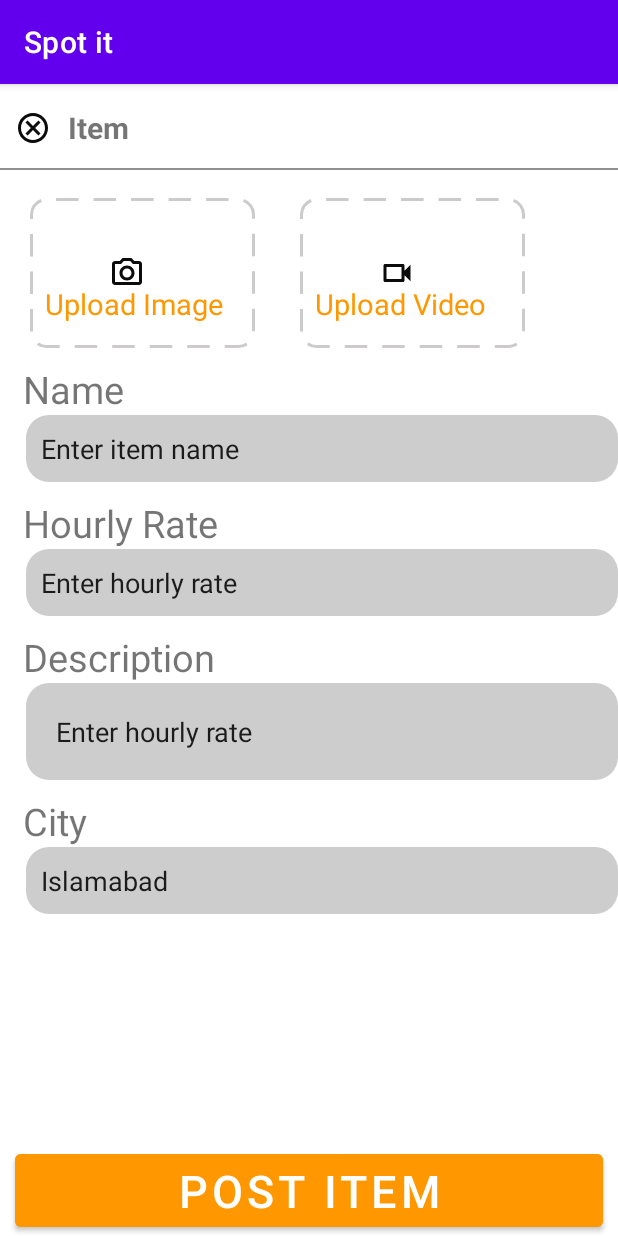
After one commit to AdilRazzaq1919/SMD-Assignment-1, an Android app: the TwelvethScreen screen opened directly, with no data from a screen before it, on a phone screen of 412 x 824 dp. The commit adds this screen. Run offline under Robolectric (Android 15) with nearby library versions, the phone set to English and light mode, and no system bars.

Commit message:
Layout of Twelveth Screen

```diff
--- a/app/src/main/java/com/AdilAli/i201868/FirstScreen.java
+++ b/app/src/main/java/com/AdilAli/i201868/FirstScreen.java
@@ -6,11 +6,13 @@ import android.annotation.SuppressLint;
 import android.content.Intent;
 import android.os.Bundle;
 import android.view.View;
+import android.widget.Button;
 import android.widget.TextView;
 
 public class FirstScreen extends AppCompatActivity {
     TextView signup;
     TextView forgetPassword;
+    Button login;
     @SuppressLint("MissingInflatedId")
     @Override
     protected void onCreate(Bundle savedInstanceState) {
@@ -18,6 +20,7 @@ public class FirstScreen extends AppCompatActivity {
         setContentView(R.layout.activity_first_screen);
         signup=findViewById(R.id.signup);
         forgetPassword=findViewById(R.id.forgotPassword);
+        login=findViewById(R.id.login);
 
         signup.setOnClickListener(new View.OnClickListener() {
             @Override
@@ -34,5 +37,13 @@ public class FirstScreen extends AppCompatActivity {
                 startActivity(intent);
             }
         });
+
+        login.setOnClickListener(new View.OnClickListener() {
+            @Override
+            public void onClick(View v) {
+                Intent intent=new Intent(FirstScreen.this, FifthScreen.class);
+                startActivity(intent);
+            }
+        });
     }
 }
--- a/app/src/main/java/com/AdilAli/i201868/SecondScreen.java
+++ b/app/src/main/java/com/AdilAli/i201868/SecondScreen.java
@@ -18,8 +18,8 @@ public class SecondScreen extends AppCompatActivity {
     protected void onCreate(Bundle savedInstanceState) {
         super.onCreate(savedInstanceState);
         setContentView(R.layout.activity_second_screen);
-        goBack.findViewById(R.id.goBackText);
-        resetPassword.findViewById(R.id.reset);
+        goBack=findViewById(R.id.goBackText);
+        resetPassword=findViewById(R.id.reset);
         goBack.setOnClickListener(new View.OnClickListener() {
             @Override
             public void onClick(View v) {
--- a/app/src/main/java/com/AdilAli/i201868/ThirdScreen.java
+++ b/app/src/main/java/com/AdilAli/i201868/ThirdScreen.java
@@ -17,8 +17,8 @@ public class ThirdScreen extends AppCompatActivity {
     protected void onCreate(Bundle savedInstanceState) {
         super.onCreate(savedInstanceState);
         setContentView(R.layout.activity_third_screen);
-        login.findViewById(R.id.LoginText);
-        signUp.findViewById(R.id.SignUp);
+        login=findViewById(R.id.LoginText);
+        signUp=findViewById(R.id.SignUp);
 
         login.setOnClickListener(new View.OnClickListener() {
             @Override
@@ -31,7 +31,7 @@ public class ThirdScreen extends AppCompatActivity {
         signUp.setOnClickListener(new View.OnClickListener() {
             @Override
             public void onClick(View v) {
-                Intent intent = new Intent(ThirdScreen.this, FirstScreen.class);
+                Intent intent = new Intent(ThirdScreen.this, FifthScreen.class);
                 startActivity(intent);
             }
         });
--- /dev/null
+++ b/app/src/main/java/com/AdilAli/i201868/TwelvethScreen.java
@@ -0,0 +1,14 @@
+package com.AdilAli.i201868;
+
+import androidx.appcompat.app.AppCompatActivity;
+
+import android.os.Bundle;
+
+public class TwelvethScreen extends AppCompatActivity {
+
+    @Override
+    protected void onCreate(Bundle savedInstanceState) {
+        super.onCreate(savedInstanceState);
+        setContentView(R.layout.activity_twelveth_screen);
+    }
+}
--- /dev/null
+++ b/app/src/main/res/drawable/camera1.xml
@@ -0,0 +1,5 @@
+<vector android:alpha="0.96" android:height="24dp"
+    android:tint="#000000" android:viewportHeight="24"
+    android:viewportWidth="24" android:width="24dp" xmlns:android="http://schemas.android.com/apk/res/android">
+    <path android:fillColor="@android:color/white" android:pathData="M20,4h-3.17L15,2L9,2L7.17,4L4,4c-1.1,0 -2,0.9 -2,2v12c0,1.1 0.9,2 2,2h16c1.1,0 2,-0.9 2,-2L22,6c0,-1.1 -0.9,-2 -2,-2zM20,18L4,18L4,6h4.05l1.83,-2h4.24l1.83,2L20,6v12zM12,7c-2.76,0 -5,2.24 -5,5s2.24,5 5,5 5,-2.24 5,-5 -2.24,-5 -5,-5zM12,15c-1.65,0 -3,-1.35 -3,-3s1.35,-3 3,-3 3,1.35 3,3 -1.35,3 -3,3z"/>
+</vector>
--- /dev/null
+++ b/app/src/main/res/drawable/cross.xml
@@ -0,0 +1,5 @@
+<vector android:alpha="0.96" android:height="24dp"
+    android:tint="#000000" android:viewportHeight="24"
+    android:viewportWidth="24" android:width="24dp" xmlns:android="http://schemas.android.com/apk/res/android">
+    <path android:fillColor="@android:color/white" android:pathData="M12,2C6.47,2 2,6.47 2,12s4.47,10 10,10 10,-4.47 10,-10S17.53,2 12,2zM12,20c-4.41,0 -8,-3.59 -8,-8s3.59,-8 8,-8 8,3.59 8,8 -3.59,8 -8,8zM15.59,7L12,10.59 8.41,7 7,8.41 10.59,12 7,15.59 8.41,17 12,13.41 15.59,17 17,15.59 13.41,12 17,8.41z"/>
+</vector>
--- /dev/null
+++ b/app/src/main/res/drawable/shadedrectangle.xml
@@ -0,0 +1,14 @@
+<?xml version="1.0" encoding="utf-8"?>
+<shape xmlns:android="http://schemas.android.com/apk/res/android"
+    android:shape="rectangle">
+    <solid android:color="#FFFFFF" />
+
+    <stroke
+        android:color="#CCCACA"
+        android:width="2dp"
+        android:dashWidth="15dp"
+        android:dashGap="10dp"
+    />
+
+    <corners android:radius="10dp" />
+</shape>
--- a/app/src/main/res/drawable/video.xml
+++ b/app/src/main/res/drawable/video.xml
@@ -1,5 +1,5 @@
 <vector android:alpha="0.96" android:height="24dp"
     android:tint="#000000" android:viewportHeight="24"
     android:viewportWidth="24" android:width="24dp" xmlns:android="http://schemas.android.com/apk/res/android">
-    <path android:fillColor="@android:color/white" android:pathData="M17,10.5V7c0,-0.55 -0.45,-1 -1,-1H4c-0.55,0 -1,0.45 -1,1v10c0,0.55 0.45,1 1,1h12c0.55,0 1,-0.45 1,-1v-3.5l4,4v-11l-4,4z"/>
+    <path android:fillColor="@android:color/white" android:pathData="M15,8v8H5V8h10m1,-2H4c-0.55,0 -1,0.45 -1,1v10c0,0.55 0.45,1 1,1h12c0.55,0 1,-0.45 1,-1v-3.5l4,4v-11l-4,4V7c0,-0.55 -0.45,-1 -1,-1z"/>
 </vector>
--- a/app/src/main/res/layout/activity_fifth_screen.xml
+++ b/app/src/main/res/layout/activity_fifth_screen.xml
@@ -1,6 +1,4 @@
 <?xml version="1.0" encoding="utf-8"?>
-
-
 <androidx.coordinatorlayout.widget.CoordinatorLayout xmlns:android="http://schemas.android.com/apk/res/android"
     xmlns:app="http://schemas.android.com/apk/res-auto"
     xmlns:tools="http://schemas.android.com/tools"
@@ -12,11 +10,7 @@
         android:layout_width="match_parent"
         android:layout_height="wrap_content"
         >
-
-
         <RelativeLayout
-
-
             android:layout_width="match_parent"
             android:layout_height="wrap_content"
             android:orientation="horizontal">
--- a/app/src/main/res/layout/activity_first_screen.xml
+++ b/app/src/main/res/layout/activity_first_screen.xml
@@ -81,6 +81,8 @@
             android:paddingTop="8dp" />
 
         <Button
+
+            android:id="@+id/login"
             android:layout_width="match_parent"
             android:layout_height="wrap_content"
             android:backgroundTint="#FF9800"
--- /dev/null
+++ b/app/src/main/res/layout/activity_twelveth_screen.xml
@@ -0,0 +1,236 @@
+<?xml version="1.0" encoding="utf-8"?>
+<RelativeLayout xmlns:android="http://schemas.android.com/apk/res/android"
+    xmlns:app="http://schemas.android.com/apk/res-auto"
+    xmlns:tools="http://schemas.android.com/tools"
+    android:layout_width="match_parent"
+    android:layout_height="match_parent"
+    tools:context=".TwelvethScreen">
+
+
+    <androidx.appcompat.widget.Toolbar
+        android:id="@+id/toolbar"
+        android:layout_width="match_parent"
+        android:layout_height="?attr/actionBarSize"
+        />
+
+
+    <View
+        android:id="@+id/line"
+        android:layout_width="match_parent"
+        android:layout_height="1dp"
+        android:background="#918F8F"
+        android:layout_below="@id/toolbar"
+        />
+
+    <ImageView
+        android:id="@+id/backButton"
+        android:layout_width="wrap_content"
+        android:layout_height="wrap_content"
+        android:src="@drawable/cross"
+        android:contentDescription="Back"
+        android:layout_gravity="start"
+        android:layout_marginStart="10dp"
+        android:clickable="true"
+        android:focusable="true"
+        android:layout_marginTop="17dp"/>
+
+    <TextView
+        android:id="@+id/name"
+        android:layout_width="wrap_content"
+        android:layout_height="wrap_content"
+        android:text="Item"
+        android:textSize="20sp"
+        android:paddingTop="15dp"
+        android:textStyle="bold"
+        android:layout_marginLeft="45dp"
+        />
+
+
+    <RelativeLayout
+
+        android:id="@+id/relative1"
+
+        android:layout_width="match_parent"
+        android:layout_height="wrap_content"
+        android:layout_below="@id/toolbar"
+        android:layout_marginTop="20dp">
+
+        <RelativeLayout
+
+
+            android:id="@+id/relative2"
+            android:layout_width="wrap_content"
+            android:layout_height="wrap_content"
+            >
+
+            <ImageView
+                android:id="@+id/image"
+                android:layout_width="150dp"
+                android:layout_height="100dp"
+                android:layout_marginLeft="20dp"
+                android:src="@drawable/shadedrectangle"
+
+                />
+
+            <ImageView
+                android:id="@+id/camera"
+                android:layout_width="wrap_content"
+                android:layout_height="wrap_content"
+                android:layout_centerInParent="true"
+                android:src="@drawable/camera1"
+
+                />
+
+            <TextView
+                android:layout_width="wrap_content"
+                android:layout_height="wrap_content"
+                android:layout_below="@id/camera"
+                android:layout_marginLeft="30dp"
+                android:layout_marginTop="33dp"
+                android:text="Upload Image"
+                android:textColor="#ff9800"
+                android:textSize="19dp" />
+
+        </RelativeLayout>
+
+        <RelativeLayout
+            android:id="@+id/relative3"
+            android:layout_width="wrap_content"
+            android:layout_height="wrap_content"
+            android:layout_marginLeft="10dp"
+
+            android:layout_toRightOf="@id/relative2">
+
+            <ImageView
+                android:id="@+id/rectangle"
+                android:layout_width="150dp"
+                android:layout_height="100dp"
+                android:layout_marginLeft="20dp"
+                android:src="@drawable/shadedrectangle"
+
+                />
+
+            <ImageView
+                android:id="@+id/video"
+                android:layout_width="wrap_content"
+                android:layout_height="wrap_content"
+                android:layout_centerInParent="true"
+                android:src="@drawable/video"
+
+                />
+
+            <TextView
+                android:layout_width="wrap_content"
+                android:layout_height="wrap_content"
+                android:layout_below="@id/video"
+                android:layout_marginLeft="30dp"
+                android:layout_marginTop="33dp"
+                android:text="Upload Video"
+                android:textColor="#ff9800"
+                android:textSize="19dp" />
+
+        </RelativeLayout>
+
+
+    </RelativeLayout>
+
+    <TextView
+        android:id="@+id/name1"
+        android:layout_width="wrap_content"
+        android:layout_height="wrap_content"
+        android:layout_below="@id/relative1"
+        android:text="Name"
+        android:textSize="25dp"
+        android:layout_marginLeft="15dp"
+        android:layout_marginTop="10dp"
+        />
+
+    <EditText
+        android:id="@+id/entername"
+        android:layout_width="match_parent"
+        android:layout_height="wrap_content"
+        android:background="@drawable/rectangle"
+        android:text="Enter item name"
+        android:layout_below="@id/name1"
+        android:layout_marginLeft="17dp"
+        android:padding="10dp"
+        />
+
+    <TextView
+        android:id="@+id/hourlyrate"
+        android:layout_width="wrap_content"
+        android:layout_height="wrap_content"
+        android:layout_below="@id/entername"
+        android:text="Hourly Rate"
+        android:textSize="25dp"
+        android:layout_marginLeft="15dp"
+        android:layout_marginTop="10dp"
+        />
+
+    <EditText
+        android:id="@+id/enterhourly"
+        android:layout_width="match_parent"
+        android:layout_height="wrap_content"
+        android:background="@drawable/rectangle"
+        android:text="Enter hourly rate"
+        android:layout_below="@id/hourlyrate"
+        android:layout_marginLeft="17dp"
+        android:padding="10dp"
+        />
+
+    <TextView
+        android:id="@+id/description"
+        android:layout_width="wrap_content"
+        android:layout_height="wrap_content"
+        android:layout_below="@id/enterhourly"
+        android:text="Description"
+        android:textSize="25dp"
+        android:layout_marginLeft="15dp"
+        android:layout_marginTop="10dp"
+        />
+    <EditText
+        android:id="@+id/enterdescription"
+        android:layout_width="match_parent"
+        android:layout_height="wrap_content"
+        android:background="@drawable/rectangle"
+        android:text="Enter hourly rate"
+        android:layout_below="@id/description"
+        android:layout_marginLeft="17dp"
+        android:padding="20dp"
+        />
+
+    <TextView
+        android:id="@+id/city"
+        android:layout_width="wrap_content"
+        android:layout_height="wrap_content"
+        android:layout_below="@id/enterdescription"
+        android:text="City"
+        android:textSize="25dp"
+        android:layout_marginLeft="15dp"
+        android:layout_marginTop="10dp"
+        />
+
+    <EditText
+        android:id="@+id/entercity"
+        android:layout_width="match_parent"
+        android:layout_height="wrap_content"
+        android:background="@drawable/rectangle"
+        android:text="Islamabad"
+        android:layout_below="@id/city"
+        android:layout_marginLeft="17dp"
+        android:padding="10dp"
+        />
+
+    <Button
+        android:layout_width="match_parent"
+        android:layout_height="wrap_content"
+        android:layout_alignParentBottom="true"
+        android:text="Post Item"
+        android:textSize="30dp"
+        android:backgroundTint="#ff9800"
+        android:layout_marginLeft="10dp"
+        android:layout_marginRight="10dp"
+        />
+
+
+</RelativeLayout>
```
Also changed, not shown: app/src/main/AndroidManifest.xml (+16 -10 lines).
